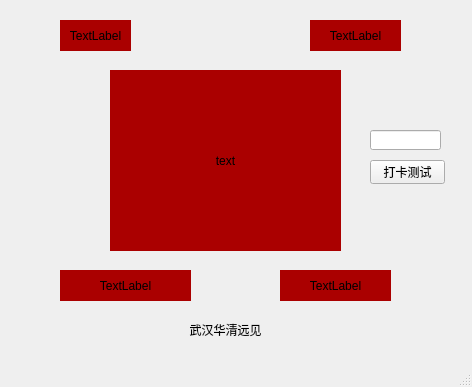
Qt form Qtclient/showOne.ui (shangdiuser/Qtclient) before a commit.
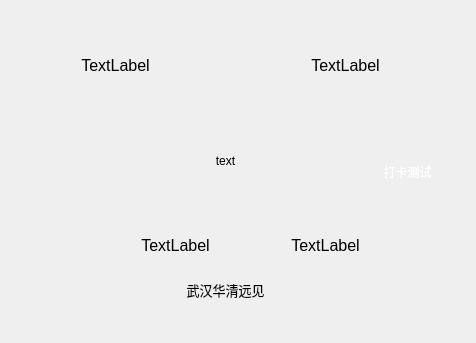
The same form after that commit. Icons and pictures are not drawn.

What changed in the file:
```diff
--- a/Qtclient/showOne.ui
+++ b/Qtclient/showOne.ui
@@ -6,25 +6,37 @@
    <rect>
     <x>0</x>
     <y>0</y>
-    <width>472</width>
-    <height>387</height>
+    <width>476</width>
+    <height>343</height>
    </rect>
   </property>
   <property name="windowTitle">
    <string>showOne</string>
   </property>
+  <property name="styleSheet">
+   <string notr="true">background-image: url(:/img/back.jpeg);
+</string>
+  </property>
   <widget class="QWidget" name="centralWidget">
+   <property name="styleSheet">
+    <string notr="true"/>
+   </property>
    <widget class="QLabel" name="label">
     <property name="geometry">
      <rect>
-      <x>60</x>
-      <y>20</y>
+      <x>80</x>
+      <y>50</y>
       <width>71</width>
       <height>31</height>
      </rect>
     </property>
+    <property name="font">
+     <font>
+      <pointsize>12</pointsize>
+     </font>
+    </property>
     <property name="styleSheet">
-     <string notr="true">background-color: rgb(170, 0, 0);</string>
+     <string notr="true"/>
     </property>
     <property name="text">
      <string>TextLabel</string>
@@ -36,14 +48,19 @@
    <widget class="QLabel" name="label_2">
     <property name="geometry">
      <rect>
-      <x>310</x>
-      <y>20</y>
+      <x>300</x>
+      <y>50</y>
       <width>91</width>
       <height>31</height>
      </rect>
     </property>
+    <property name="font">
+     <font>
+      <pointsize>12</pointsize>
+     </font>
+    </property>
     <property name="styleSheet">
-     <string notr="true">background-color: rgb(170, 0, 0);</string>
+     <string notr="true"/>
     </property>
     <property name="text">
      <string>TextLabel</string>
@@ -56,13 +73,13 @@
     <property name="geometry">
      <rect>
       <x>110</x>
-      <y>70</y>
+      <y>100</y>
       <width>231</width>
-      <height>181</height>
+      <height>121</height>
      </rect>
     </property>
     <property name="styleSheet">
-     <string notr="true">background-color: rgb(170, 0, 0);</string>
+     <string notr="true"/>
     </property>
     <property name="text">
      <string>text</string>
@@ -74,14 +91,19 @@
    <widget class="QLabel" name="label_4">
     <property name="geometry">
      <rect>
-      <x>60</x>
-      <y>270</y>
-      <width>131</width>
+      <x>90</x>
+      <y>230</y>
+      <width>171</width>
       <height>31</height>
      </rect>
     </property>
+    <property name="font">
+     <font>
+      <pointsize>12</pointsize>
+     </font>
+    </property>
     <property name="styleSheet">
-     <string notr="true">background-color: rgb(170, 0, 0);</string>
+     <string notr="true"/>
     </property>
     <property name="text">
      <string>TextLabel</string>
@@ -93,14 +115,19 @@
    <widget class="QLabel" name="label_5">
     <property name="geometry">
      <rect>
-      <x>280</x>
-      <y>270</y>
+      <x>270</x>
+      <y>230</y>
       <width>111</width>
       <height>31</height>
      </rect>
     </property>
+    <property name="font">
+     <font>
+      <pointsize>12</pointsize>
+     </font>
+    </property>
     <property name="styleSheet">
-     <string notr="true">background-color: rgb(170, 0, 0);</string>
+     <string notr="true"/>
     </property>
     <property name="text">
      <string>TextLabel</string>
@@ -113,11 +140,16 @@
     <property name="geometry">
      <rect>
       <x>140</x>
-      <y>320</y>
+      <y>280</y>
       <width>171</width>
       <height>20</height>
      </rect>
     </property>
+    <property name="font">
+     <font>
+      <pointsize>10</pointsize>
+     </font>
+    </property>
     <property name="text">
      <string>武汉华清远见</string>
     </property>
@@ -134,6 +166,13 @@
       <height>24</height>
      </rect>
     </property>
+    <property name="styleSheet">
+     <string notr="true">#pushButton{
+background-color: transparent; 
+border: none;
+ color: white;
+}</string>
+    </property>
     <property name="text">
      <string>打卡测试</string>
     </property>
@@ -147,6 +186,13 @@
       <height>20</height>
      </rect>
     </property>
+    <property name="styleSheet">
+     <string notr="true">#lineEdit{
+background-color: transparent; 
+border: none;
+ color: white;
+}</string>
+    </property>
    </widget>
   </widget>
   <widget class="QMenuBar" name="menuBar">
@@ -159,7 +205,6 @@
     </rect>
    </property>
   </widget>
-  <widget class="QStatusBar" name="statusBar"/>
  </widget>
  <layoutdefault spacing="6" margin="11"/>
  <resources/>
```
Left out of the diff: 6 changed lines with no effect on the pictures.
